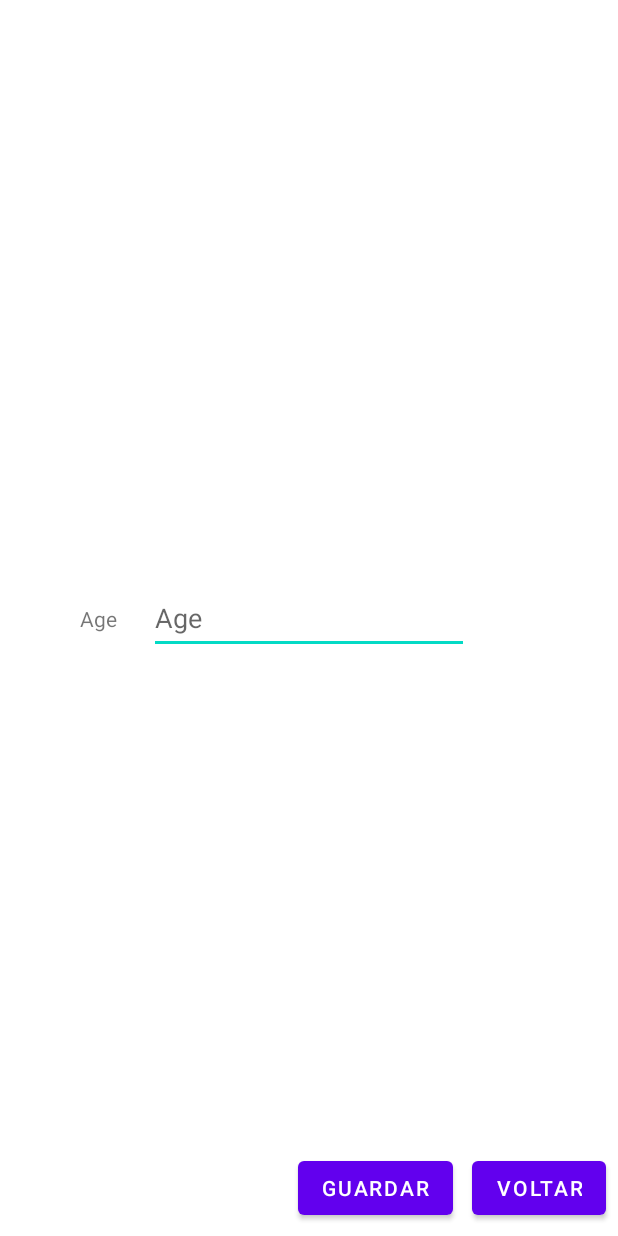
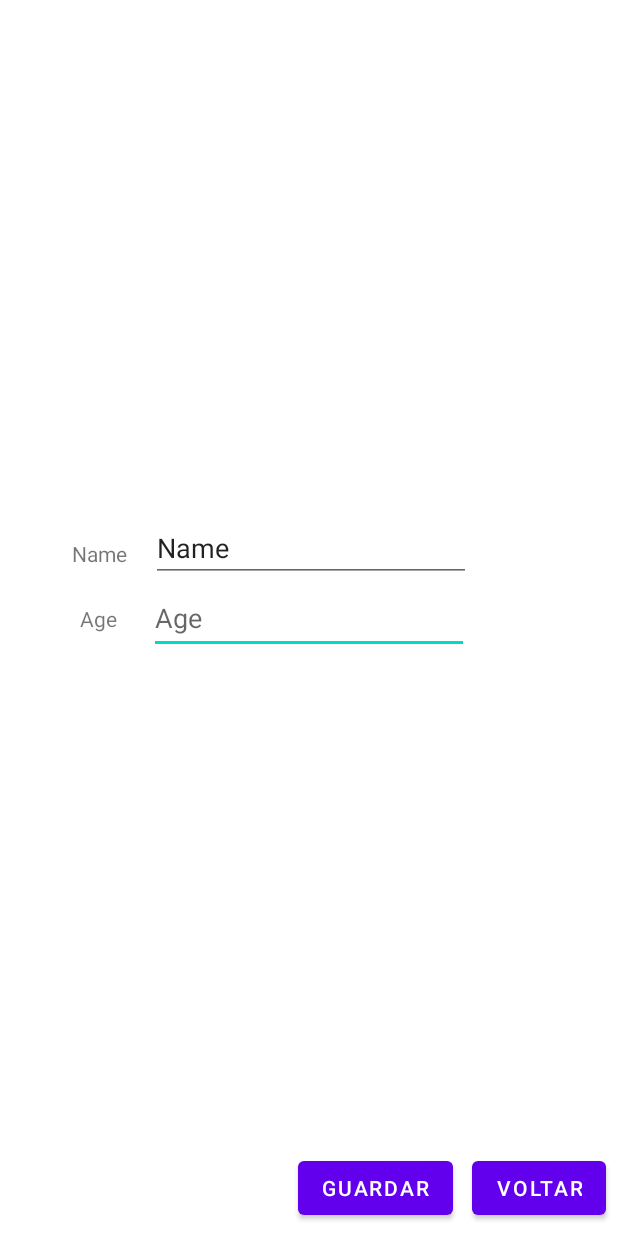
Before and after one commit to MarianaLoreto30/CM, an Android app: the layout fragment_2.xml on its own in the app's theme, with its tools: preview values and no code run, on a phone screen of 412 x 824 dp. Run offline under Robolectric (Android 15) with nearby library versions, the phone set to English and light mode, and no system bars.

Commit message:
fragment2 + ViewModel

```diff
--- a/Desafio1/app/src/main/res/layout/fragment_2.xml
+++ b/Desafio1/app/src/main/res/layout/fragment_2.xml
@@ -57,4 +57,25 @@
         app:layout_constraintStart_toStartOf="parent"
         app:layout_constraintTop_toTopOf="parent"
         tools:ignore="DuplicateSpeakableTextCheck" />
+
+    <TextView
+        android:id="@+id/textView2"
+        android:layout_width="wrap_content"
+        android:layout_height="wrap_content"
+        android:layout_marginStart="48dp"
+        android:layout_marginBottom="24dp"
+        android:text="Name"
+        app:layout_constraintBottom_toTopOf="@+id/textView"
+        app:layout_constraintStart_toStartOf="parent" />
+
+    <EditText
+        android:id="@+id/editTextTextPersonName"
+        android:layout_width="wrap_content"
+        android:layout_height="wrap_content"
+        android:layout_marginStart="16dp"
+        android:ems="10"
+        android:inputType="textPersonName"
+        android:text="Name"
+        app:layout_constraintBottom_toTopOf="@+id/editTextNumber"
+        app:layout_constraintStart_toEndOf="@+id/textView2" />
 </androidx.constraintlayout.widget.ConstraintLayout>
```
Also changed, not shown: Desafio1/app/src/main/java/com/example/desafio1_cm/MainActivity.java (+20 -2 lines), Desafio1/app/src/main/java/com/example/desafio1_cm/SharedViewModel.java (added, +50 -0 lines), Desafio1/app/src/main/java/com/example/desafio1_cm/fragment_2.java (+42 -23 lines), 441 other files.
